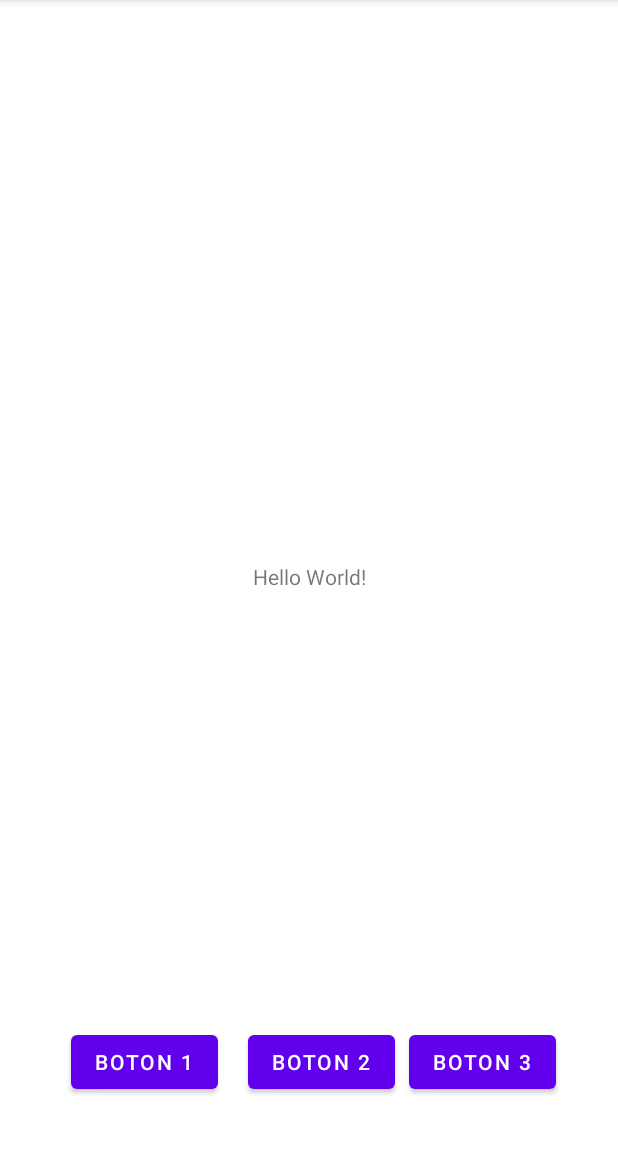
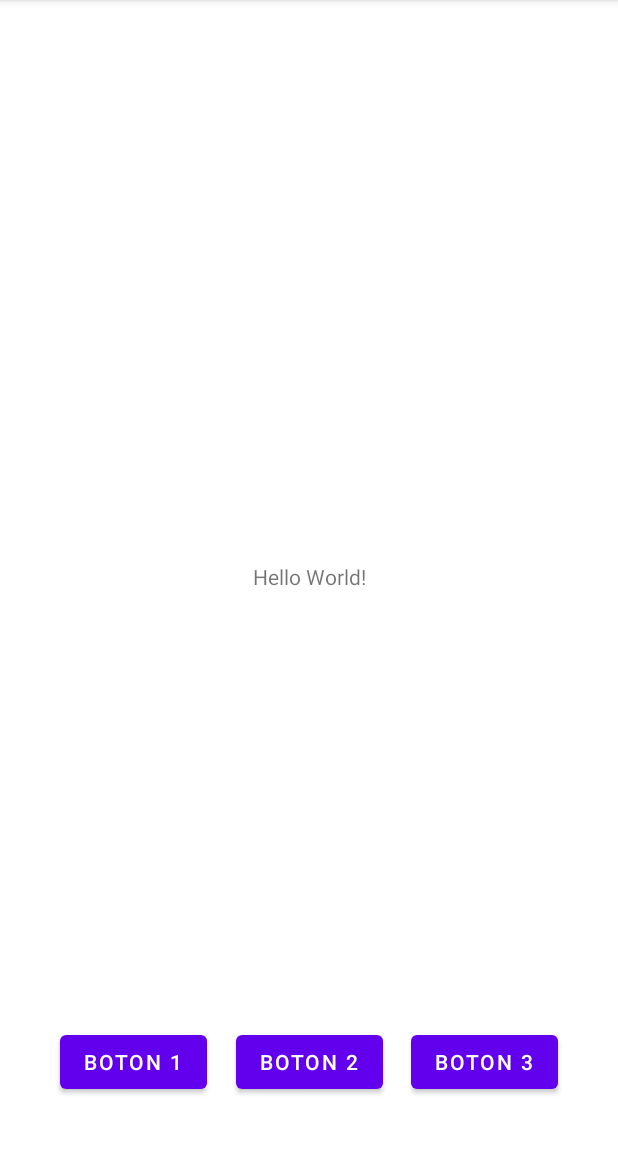
Before and after one commit to alberto-araguas/PAC_MP8, an Android app: the screen it shows after launch (MainActivity), on a phone screen of 412 x 824 dp, the part 84-1236 px from its top. Run offline under Robolectric (Android 15) with nearby library versions, the light colour scheme and no system bars.

Commit message:
botones activity main funcionando

```diff
--- a/app/build.gradle
+++ b/app/build.gradle
@@ -1,6 +1,7 @@
 plugins {
     id 'com.android.application'
     id 'kotlin-android'
+    id 'kotlin-android-extensions'
 }
 
 android {
--- a/app/src/main/AndroidManifest.xml
+++ b/app/src/main/AndroidManifest.xml
@@ -16,9 +16,7 @@
                 <category android:name="android.intent.category.LAUNCHER" />
             </intent-filter>
         </activity>
-        <activity android:name=".Activity_2">
-
-        </activity>
+        <activity android:name=".Activity_2"></activity>
         <activity android:name=".Activity_3">
 
         </activity>
--- a/app/src/main/java/com/araguas/pac_mp8/Activity_2.kt
+++ b/app/src/main/java/com/araguas/pac_mp8/Activity_2.kt
@@ -1,12 +1,18 @@
 package com.araguas.pac_mp8
+
 
 
 import androidx.appcompat.app.AppCompatActivity
 import android.os.Bundle
+import kotlinx.android.synthetic.main.activity_2.*
 
 class Activity_2 : AppCompatActivity() {
     override fun onCreate(savedInstanceState: Bundle?) {
         super.onCreate(savedInstanceState)
         setContentView(R.layout.activity_2)
+
+        botonprueba.setOnClickListener{
+            //La acción que quisiéramos hacer
+        }
     }
 }
--- a/app/src/main/java/com/araguas/pac_mp8/MainActivity.kt
+++ b/app/src/main/java/com/araguas/pac_mp8/MainActivity.kt
@@ -1,11 +1,21 @@
 package com.araguas.pac_mp8
 
+import android.content.Intent
 import androidx.appcompat.app.AppCompatActivity
 import android.os.Bundle
+import kotlinx.android.synthetic.main.activity_main.*
 
 class MainActivity : AppCompatActivity() {
     override fun onCreate(savedInstanceState: Bundle?) {
         super.onCreate(savedInstanceState)
         setContentView(R.layout.activity_main)
+
+          btnIrActivity2.setOnClickListener {
+           val intent = Intent(this, Activity_2::class.java)
+           startActivity(intent)
+          }
+
     }
+
+
 }
--- a/app/src/main/res/layout/activity_main.xml
+++ b/app/src/main/res/layout/activity_main.xml
@@ -16,35 +16,37 @@
         app:layout_constraintTop_toTopOf="parent" />
 
     <Button
-        android:id="@+id/button"
+        android:id="@+id/btnIrActivity2"
         android:layout_width="wrap_content"
         android:layout_height="wrap_content"
-        android:layout_marginStart="47dp"
+        android:layout_marginStart="40dp"
         android:layout_marginBottom="36dp"
-        android:text="Boton 1"
+        android:text="@string/boton_1"
         app:layout_constraintBottom_toBottomOf="parent"
         app:layout_constraintStart_toStartOf="parent" />
 
     <Button
-        android:id="@+id/button2"
+        android:id="@+id/btnIrActivity3"
         android:layout_width="wrap_content"
         android:layout_height="wrap_content"
-        android:layout_marginStart="20dp"
+        android:layout_marginStart="157dp"
+        android:layout_marginEnd="157dp"
         android:layout_marginBottom="36dp"
-        android:text="Boton 2"
+        android:text="@string/boton_2"
         app:layout_constraintBottom_toBottomOf="parent"
-        app:layout_constraintStart_toEndOf="@+id/button" />
+        app:layout_constraintEnd_toEndOf="parent"
+        app:layout_constraintStart_toStartOf="parent"
+        tools:ignore="MissingConstraints" />
 
     <Button
-        android:id="@+id/button3"
+        android:id="@+id/btnIrActivity4"
         android:layout_width="wrap_content"
         android:layout_height="wrap_content"
-        android:layout_marginEnd="41dp"
+        android:layout_marginEnd="40dp"
         android:layout_marginBottom="36dp"
-        android:text="Boton 3"
+        android:text="@string/boton_3"
         app:layout_constraintBottom_toBottomOf="parent"
         app:layout_constraintEnd_toEndOf="parent"
-        app:layout_constraintHorizontal_bias="1.0"
-        app:layout_constraintStart_toEndOf="@+id/button2" />
+        app:layout_constraintHorizontal_bias="1.0" />
 
 </androidx.constraintlayout.widget.ConstraintLayout>
--- a/app/src/main/res/values/strings.xml
+++ b/app/src/main/res/values/strings.xml
@@ -1,3 +1,6 @@
 <resources>
     <string name="app_name">PAC_MP8</string>
+    <string name="boton_1">Boton 1</string>
+    <string name="boton_2">Boton 2</string>
+    <string name="boton_3">Boton 3</string>
 </resources>
```
Also changed, not shown: app/src/main/res/layout/activity_2.xml (+17 -2 lines).
